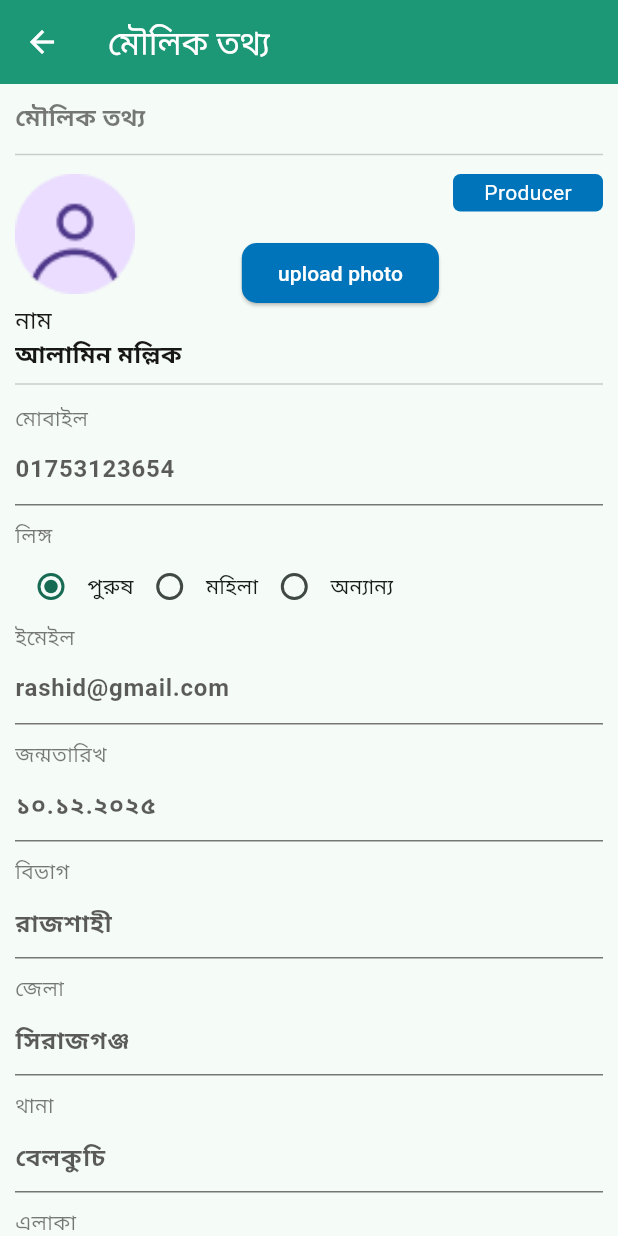
After one commit to Milon3658/chicken_app, a Flutter app: the MyProfileView screen opened by its route, on a phone screen of 412 x 824 dp. The commit adds this screen. Run offline on Flutter 3.47's test engine with Material 3 defaults, Android fonts, the phone set to English and light mode, and no system bars; our stand-ins replace flutter_toggle_tab, gap, get.

Commit message:
Add MyProfile module with binding, controller, and view; implement UI for user profile management

```diff
--- a/lib/app/modules/account/views/account_view.dart
+++ b/lib/app/modules/account/views/account_view.dart
@@ -76,9 +76,14 @@ class AccountView extends GetView<AccountController> {
                     image: 'assets/images/member.png'),
               ),
               Profiletile(title: 'চ্যাট করুন', image: 'assets/images/chat.png'),
-              Profiletile(
-                  title: 'আমার প্রোফাইল',
-                  image: 'assets/images/profileImg.png'),
+              InkWell(
+                onTap: () {
+                  Get.toNamed(Routes.MY_PROFILE);
+                },
+                child: Profiletile(
+                    title: 'আমার প্রোফাইল',
+                    image: 'assets/images/profileImg.png'),
+              ),
               Gap(10),
               Row(
                 children: [
--- /dev/null
+++ b/lib/app/modules/my_profile/bindings/my_profile_binding.dart
@@ -0,0 +1,12 @@
+import 'package:get/get.dart';
+
+import '../controllers/my_profile_controller.dart';
+
+class MyProfileBinding extends Bindings {
+  @override
+  void dependencies() {
+    Get.lazyPut<MyProfileController>(
+      () => MyProfileController(),
+    );
+  }
+}
--- /dev/null
+++ b/lib/app/modules/my_profile/controllers/my_profile_controller.dart
@@ -0,0 +1,23 @@
+import 'package:get/get.dart';
+
+class MyProfileController extends GetxController {
+  //TODO: Implement MyProfileController
+
+  final count = 0.obs;
+  @override
+  void onInit() {
+    super.onInit();
+  }
+
+  @override
+  void onReady() {
+    super.onReady();
+  }
+
+  @override
+  void onClose() {
+    super.onClose();
+  }
+
+  void increment() => count.value++;
+}
--- /dev/null
+++ b/lib/app/modules/my_profile/views/my_profile_view.dart
@@ -0,0 +1,184 @@
+import 'package:chicken/app/data/AppColors.dart';
+import 'package:chicken/app/modules/my_profile/widgets/GenderSelect.dart';
+import 'package:chicken/app/modules/my_profile/widgets/MyPofileFormField.dart';
+import 'package:chicken/app/modules/my_profile/widgets/ProfileInfoCard.dart';
+import 'package:chicken/app/routes/app_pages.dart';
+import 'package:flutter/material.dart';
+import 'package:gap/gap.dart';
+
+import 'package:get/get.dart';
+
+import '../controllers/my_profile_controller.dart';
+
+class MyProfileView extends GetView<MyProfileController> {
+  const MyProfileView({super.key});
+  @override
+  Widget build(BuildContext context) {
+    return Scaffold(
+        appBar: AppBar(
+          leading: InkWell(
+            onTap: () {
+              Get.toNamed(Routes.MAINPAGE);
+            },
+            child: Icon(
+              Icons.arrow_back,
+              color: Colors.white,
+            ),
+          ),
+          backgroundColor: primaryColor,
+          title: const Text(
+            'মৌলিক তথ্য',
+            style: TextStyle(color: Colors.white),
+          ),
+        ),
+        body: SingleChildScrollView(
+          child: Padding(
+            padding: const EdgeInsets.all(10.0),
+            child: Column(
+              children: [
+                Align(
+                  alignment: Alignment.centerLeft,
+                  child: Text(
+                    'মৌলিক তথ্য',
+                    style: TextStyle(
+                      color: greyText.withOpacity(0.58),
+                      fontSize: 16,
+                      fontWeight: FontWeight.bold,
+                    ),
+                  ),
+                ),
+                Gap(5),
+                Divider(
+                  color: greyText.withOpacity(0.2),
+                ),
+                Gap(5),
+                ProfileInfoCard(),
+                Divider(
+                  color: greyText.withOpacity(0.2),
+                ),
+                Gap(5),
+                Mypofileformfield(hintText: '01753123654', title: 'মোবাইল'),
+                Align(
+                  alignment: Alignment.centerLeft,
+                  child: Text(
+                    'লিঙ্গ',
+                    style: TextStyle(color: greyText.withOpacity(0.58)),
+                  ),
+                ),
+                Row(
+                  children: [
+                    Genderselect(value: 'পুরুষ', selectedValue: 'পুরুষ'),
+                    Genderselect(value: 'মহিলা', selectedValue: ''),
+                    Genderselect(value: 'অন্যান্য', selectedValue: ''),
+                  ],
+                ),
+                Mypofileformfield(hintText: 'rashid@gmail.com', title: 'ইমেইল'),
+                Mypofileformfield(hintText: '১০.১২.২০২৫', title: 'জন্মতারিখ'),
+                Mypofileformfield(hintText: 'রাজশাহী', title: 'বিভাগ'),
+                Mypofileformfield(hintText: 'সিরাজগঞ্জ', title: 'জেলা'),
+                Mypofileformfield(hintText: 'বেলকুচি', title: 'থানা'),
+                Mypofileformfield(hintText: 'বেতিল', title: 'এলাকা'),
+                Gap(20),
+                SizedBox(
+                  width: double.infinity,
+                  child: ElevatedButton(
+                    onPressed: () {},
+                    style: ButtonStyle(
+                      backgroundColor:
+                          MaterialStateProperty.all<Color>(primaryColor),
+                      shape: MaterialStateProperty.all<RoundedRectangleBorder>(
+                        RoundedRectangleBorder(
+                          borderRadius: BorderRadius.circular(10),
+                        ),
+                      ),
+                    ),
+                    child: Text(
+                      'আপডেট',
+                      style: TextStyle(color: Colors.white),
+                    ),
+                  ),
+                ),
+                Gap(20),
+                Container(
+                  height: 200,
+                  width: double.infinity,
+                  decoration: BoxDecoration(
+                    color: greyText.withOpacity(0.2),
+                    borderRadius: BorderRadius.all(
+                      Radius.circular(10),
+                    ),
+                  ),
+                  child: Padding(
+                    padding: const EdgeInsets.all(10.0),
+                    child: Column(
+                      children: [
+                        Align(
+                          alignment: Alignment.centerLeft,
+                          child: Text(
+                            'Delete Your Account',
+                            style: TextStyle(
+                              color: Colors.red,
+                              fontSize: 14,
+                            ),
+                          ),
+                        ),
+                        Gap(10),
+                        Align(
+                          alignment: Alignment.centerLeft,
+                          child: Text(
+                            'When you delete your account, you lose access to Front account services, and we permanently delete your personal data. You can cancel the deletion for 14 days.',
+                            style: TextStyle(
+                              color: Colors.red,
+                              fontSize: 14,
+                            ),
+                          ),
+                        ),
+                        Row(
+                          mainAxisAlignment: MainAxisAlignment.start,
+                          children: [
+                            Radio(
+                                fillColor: MaterialStateProperty.all<Color>(
+                                    Colors.red),
+                                value: '',
+                                groupValue: '',
+                                onChanged: (value) {}),
+                            Text(
+                              'Confirm that I want to delete my profile',
+                              style: TextStyle(
+                                color: Colors.red,
+                                fontSize: 14,
+                              ),
+                            ),
+                          ],
+                        )
+                      ],
+                    ),
+                  ),
+                ),
+                Gap(10),
+                Align(
+                  alignment: Alignment.centerLeft,
+                  child: ElevatedButton(
+                      onPressed: () {},
+                      style: ButtonStyle(
+                        backgroundColor:
+                            MaterialStateProperty.all<Color>(Colors.white),
+                        shape:
+                            MaterialStateProperty.all<RoundedRectangleBorder>(
+                          RoundedRectangleBorder(
+                            borderRadius: BorderRadius.circular(10),
+                          ),
+                        ),
+                      ),
+                      child: Text(
+                        'Delete',
+                        style: TextStyle(color: Colors.red),
+                      )),
+                ),
+                Gap(50),
+              ],
+            ),
+          ),
+        ));
+  }
+}
--- /dev/null
+++ b/lib/app/modules/my_profile/widgets/GenderSelect.dart
@@ -0,0 +1,32 @@
+import 'package:flutter/material.dart';
+
+class Genderselect extends StatefulWidget {
+  String value;
+  String selectedValue;
+
+  Genderselect({required this.value, required this.selectedValue});
+
+  @override
+  State<Genderselect> createState() => _GenderselectState();
+}
+
+class _GenderselectState extends State<Genderselect> {
+  @override
+  Widget build(BuildContext context) {
+    return Row(
+      children: [
+        Radio<String>(
+          value: widget.value,
+          groupValue: widget.selectedValue,
+          onChanged: (String? newValue) {
+            setState(() {
+              widget.selectedValue = newValue.toString();
+            });
+          },
+        ),
+        Text(widget.value),
+      ],
+    );
+    ;
+  }
+}
--- /dev/null
+++ b/lib/app/modules/my_profile/widgets/MyPofileFormField.dart
@@ -0,0 +1,40 @@
+import 'package:chicken/app/data/AppColors.dart';
+import 'package:flutter/material.dart';
+import 'package:gap/gap.dart';
+
+class Mypofileformfield extends StatelessWidget {
+  String hintText;
+  String title;
+
+  Mypofileformfield({required this.hintText, required this.title});
+
+  @override
+  Widget build(BuildContext context) {
+    return Column(
+      children: [
+        Align(
+          alignment: Alignment.centerLeft,
+          child: Text(
+            title,
+            style: TextStyle(color: greyText.withOpacity(0.58)),
+          ),
+        ),
+        TextFormField(
+          readOnly: true,
+          decoration: InputDecoration(
+            hintText: hintText,
+            hintStyle: TextStyle(
+                color: greyText.withOpacity(0.7), fontWeight: FontWeight.bold),
+            enabledBorder: UnderlineInputBorder(
+              borderSide: BorderSide(color: greyText.withOpacity(0.58)),
+            ),
+            focusedBorder: UnderlineInputBorder(
+              borderSide: BorderSide(color: greyText.withOpacity(0.58)),
+            ),
+          ),
+        ),
+        Gap(10),
+      ],
+    );
+  }
+}
--- /dev/null
+++ b/lib/app/modules/my_profile/widgets/ProfileInfoCard.dart
@@ -0,0 +1,76 @@
+import 'package:chicken/app/data/AppColors.dart';
+import 'package:flutter/material.dart';
+import 'package:gap/gap.dart';
+
+class ProfileInfoCard extends StatelessWidget {
+  const ProfileInfoCard({super.key});
+
+  @override
+  Widget build(BuildContext context) {
+    return Stack(
+      children: [
+        SizedBox(
+          child: Row(
+            children: [
+              Column(
+                crossAxisAlignment: CrossAxisAlignment.start,
+                children: [
+                  Image(
+                    image: AssetImage('assets/images/profileImg.png'),
+                    height: 80,
+                    width: 80,
+                    fit: BoxFit.cover,
+                  ),
+                  Gap(5),
+                  Text(
+                    'নাম',
+                    style: TextStyle(fontSize: 16, color: greyText),
+                  ),
+                  Text(
+                    'আলামিন মল্লিক',
+                    style: TextStyle(
+                        fontSize: 16,
+                        color: greyText,
+                        fontWeight: FontWeight.bold),
+                  ),
+                ],
+              ),
+              Gap(40),
+              ElevatedButton(
+                onPressed: () {},
+                style: ButtonStyle(
+                  backgroundColor: MaterialStateProperty.all(Color(0xff0074BA)),
+                  shape: MaterialStateProperty.all(RoundedRectangleBorder(
+                      borderRadius: BorderRadius.circular(10))),
+                ),
+                child: Text(
+                  'upload photo',
+                  style: TextStyle(color: Colors.white),
+                ),
+              )
+            ],
+          ),
+        ),
+        Positioned(
+          top: 0,
+          right: 0,
+          child: Container(
+            height: 25,
+            width: 100,
+            decoration: BoxDecoration(
+              color: Color(0xff0074BA),
+              borderRadius: BorderRadius.all(
+                Radius.circular(5),
+              ),
+            ),
+            child: Center(
+                child: Text(
+              'Producer',
+              style: TextStyle(color: Colors.white),
+            )),
+          ),
+        )
+      ],
+    );
+  }
+}
--- a/lib/app/routes/app_pages.dart
+++ b/lib/app/routes/app_pages.dart
@@ -24,6 +24,8 @@ import '../modules/mainpage/bindings/mainpage_binding.dart';
 import '../modules/mainpage/views/mainpage_view.dart';
 import '../modules/membership/bindings/membership_binding.dart';
 import '../modules/membership/views/membership_view.dart';
+import '../modules/my_profile/bindings/my_profile_binding.dart';
+import '../modules/my_profile/views/my_profile_view.dart';
 import '../modules/sellPage/bindings/sell_page_binding.dart';
 import '../modules/sellPage/views/sell_page_view.dart';
 
@@ -100,5 +102,10 @@ class AppPages {
       page: () => const MembershipView(),
       binding: MembershipBinding(),
     ),
+    GetPage(
+      name: _Paths.MY_PROFILE,
+      page: () => const MyProfileView(),
+      binding: MyProfileBinding(),
+    ),
   ];
 }
--- a/lib/app/routes/app_routes.dart
+++ b/lib/app/routes/app_routes.dart
@@ -17,6 +17,7 @@ abstract class Routes {
   static const CHICKEN_MONITOR = _Paths.CHICKEN_MONITOR;
   static const CREATE_INPUT = _Paths.CREATE_INPUT;
   static const MEMBERSHIP = _Paths.MEMBERSHIP;
+  static const MY_PROFILE = _Paths.MY_PROFILE;
 }
 
 abstract class _Paths {
@@ -35,4 +36,5 @@ abstract class _Paths {
   static const CHICKEN_MONITOR = '/chicken-monitor';
   static const CREATE_INPUT = '/create-input';
   static const MEMBERSHIP = '/membership';
+  static const MY_PROFILE = '/my-profile';
 }
```
